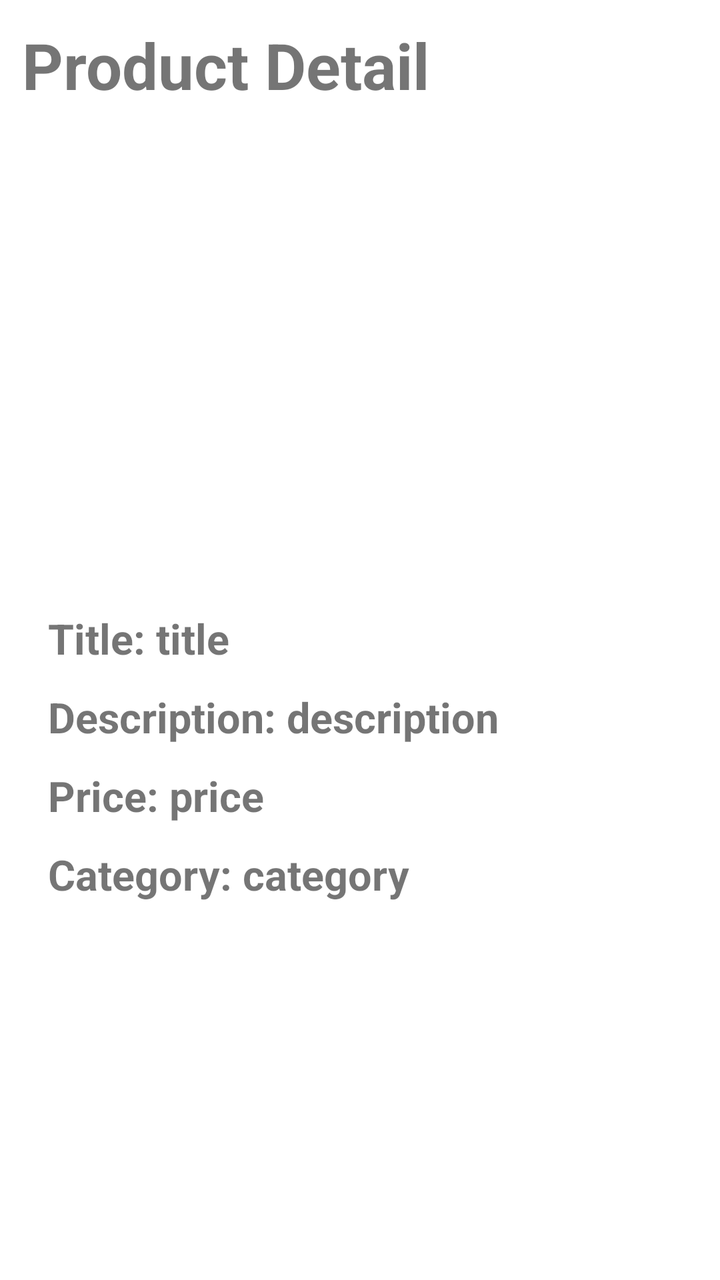
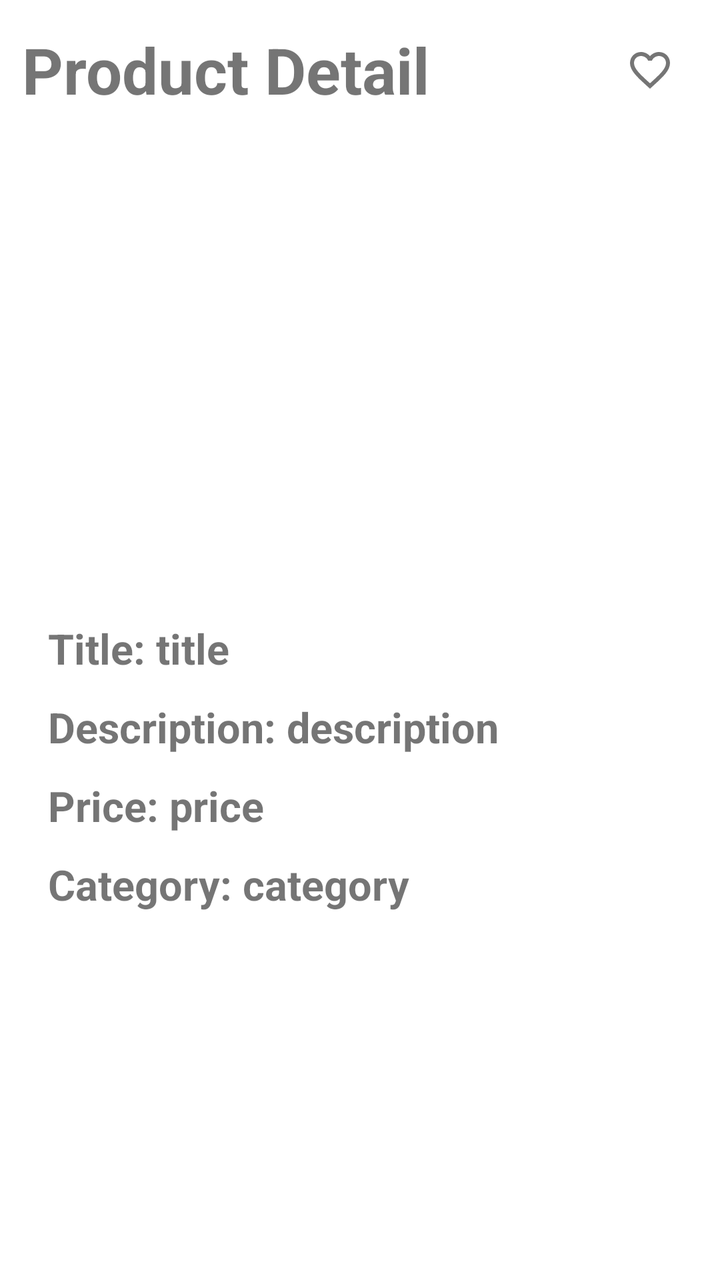

Compare the two renders of this Android layout. The source of the first and the diff that turns it into the second are given below.
<!-- AndroidManifest.xml: application theme Theme.Android_Learning_Tasks -->
<!-- res/layout/product_detail.xml -->
<?xml version="1.0" encoding="utf-8"?>
<LinearLayout
    xmlns:android="http://schemas.android.com/apk/res/android"
    android:layout_width="match_parent"
    android:layout_height="match_parent"
    android:fitsSystemWindows="true"
    android:orientation="vertical"
    android:layout_margin="11dp">

    <TextView
        android:layout_width="match_parent"
        android:layout_height="wrap_content"
        android:text="Product Detail"
        android:textSize="32sp"
        android:textStyle="bold"
        android:layout_margin="11dp"/>

    <TextView
        android:id="@+id/tvMessage"
        android:layout_width="match_parent"
        android:layout_height="wrap_content"
        android:text="Error Detail"
        android:textSize="22sp"
        android:visibility="gone"
        android:layout_margin="11dp"/>

    <LinearLayout
        android:id="@+id/llMain"
        android:layout_width="match_parent"
        android:layout_height="wrap_content"
        android:orientation="vertical"
        android:padding="24dp">

        <ImageView
            android:id="@+id/ivImage"
            android:layout_width="200dp"
            android:layout_height="200dp"
            android:layout_marginBottom="16dp"
            android:layout_gravity="center"/>

        <LinearLayout
            android:layout_width="match_parent"
            android:layout_height="wrap_content"
            android:layout_marginBottom="11dp"
            android:orientation="horizontal">

            <TextView
                android:layout_width="wrap_content"
                android:layout_height="wrap_content"
                android:textSize="21sp"
                android:textStyle="bold"
                android:text="Title: "/>

            <TextView
                android:id="@+id/tvTitle"
                android:layout_width="wrap_content"
                android:layout_height="wrap_content"
                android:textSize="21sp"
                android:textStyle="bold"
                android:text="title"/>

        </LinearLayout>

        <LinearLayout
            android:layout_width="match_parent"
            android:layout_height="wrap_content"
            android:layout_marginBottom="11dp"
            android:orientation="horizontal">

            <TextView
                android:layout_width="wrap_content"
                android:layout_height="wrap_content"
                android:textSize="21sp"
                android:textStyle="bold"
                android:text="Description: "/>

            <TextView
                android:id="@+id/tvDescription"
                android:layout_width="wrap_content"
                android:layout_height="wrap_content"
                android:textSize="21sp"
                android:textStyle="bold"
                android:text="description"/>

        </LinearLayout>

        <LinearLayout
            android:layout_width="match_parent"
            android:layout_height="wrap_content"
            android:layout_marginBottom="11dp"
            android:orientation="horizontal">

            <TextView
                android:layout_width="wrap_content"
                android:layout_height="wrap_content"
                android:textSize="21sp"
                android:textStyle="bold"
                android:text="Price: "/>

            <TextView
                android:id="@+id/tvPrice"
                android:layout_width="wrap_content"
                android:layout_height="wrap_content"
                android:textSize="21sp"
                android:textStyle="bold"
                android:text="price"/>

        </LinearLayout>

        <LinearLayout
            android:layout_width="match_parent"
            android:layout_height="wrap_content"
            android:layout_marginBottom="11dp"
            android:orientation="horizontal">

            <TextView
                android:layout_width="wrap_content"
                android:layout_height="wrap_content"
                android:textSize="21sp"
                android:textStyle="bold"
                android:text="Category: "/>

            <TextView
                android:id="@+id/tvCategory"
                android:layout_width="wrap_content"
                android:layout_height="wrap_content"
                android:textSize="21sp"
                android:textStyle="bold"
                android:text="category"/>

        </LinearLayout>

    </LinearLayout>


</LinearLayout>
<!-- resources referenced by this layout -->
<resources>
  <style name="Theme.Android_Learning_Tasks" parent="Base.Theme.Android_Learning_Tasks" />
  <style name="Base.Theme.Android_Learning_Tasks" parent="Theme.MaterialComponents.DayNight.DarkActionBar">
          
          
      </style>
</resources>

<!-- the commit's change to res/layout/product_detail.xml (unified diff, before → after) -->
@@ -7,13 +7,30 @@
     android:orientation="vertical"
     android:layout_margin="11dp">
 
-    <TextView
+    <LinearLayout
         android:layout_width="match_parent"
         android:layout_height="wrap_content"
-        android:text="Product Detail"
-        android:textSize="32sp"
-        android:textStyle="bold"
-        android:layout_margin="11dp"/>
+        android:orientation="horizontal"
+        android:gravity="center_vertical"
+        android:layout_margin="11dp">
+
+        <TextView
+            android:layout_width="0dp"
+            android:layout_height="wrap_content"
+            android:layout_weight="1"
+            android:text="Product Detail"
+            android:textSize="32sp"
+            android:textStyle="bold"/>
+
+        <ImageButton
+            android:id="@+id/ibFavDetail"
+            android:layout_width="48dp"
+            android:layout_height="48dp"
+            android:background="?attr/selectableItemBackgroundBorderless"
+            android:src="@drawable/outline_favorite_24"
+            android:contentDescription="Favorite"/>
+
+    </LinearLayout>
 
     <TextView
         android:id="@+id/tvMessage"
<!-- resource entries referenced after the edit -->
@@ -1,5 +1,15 @@
 <!-- resources referenced by this layout -->
 <resources>
+  <!-- drawable outline_favorite_24 (drawable) -->
+  <vector xmlns:android="http://schemas.android.com/apk/res/android"
+      android:width="24dp"
+      android:height="24dp"
+      android:viewportWidth="24"
+      android:viewportHeight="24">
+    <path
+        android:fillColor="#757575"
+        android:pathData="M16.5,3c-1.74,0 -3.41,0.81 -4.5,2.09C10.91,3.81 9.24,3 7.5,3 4.42,3 2,5.42 2,8.5c0,3.78 3.4,6.86 8.55,11.54L12,21.35l1.45,-1.32C18.6,15.36 22,12.28 22,8.5 22,5.42 19.58,3 16.5,3zM12.1,18.55l-0.1,0.1l-0.1,-0.1C7.14,14.24 4,11.39 4,8.5C4,6.5 5.5,5 7.5,5c1.54,0 3.04,0.99 3.57,2.36h1.87C13.46,5.99 14.96,5 16.5,5c2,0 3.5,1.5 3.5,3.5C20,11.39 16.86,14.24 12.1,18.55z"/>
+  </vector>
   <style name="Theme.Android_Learning_Tasks" parent="Base.Theme.Android_Learning_Tasks" />
   <style name="Base.Theme.Android_Learning_Tasks" parent="Theme.MaterialComponents.DayNight.DarkActionBar">
           
